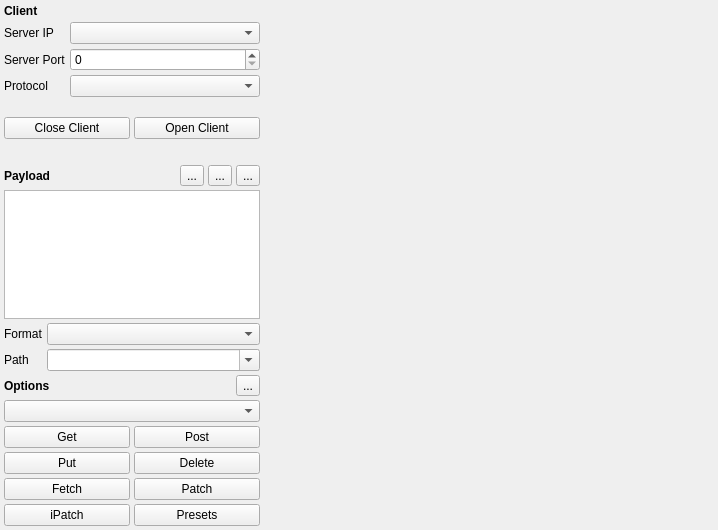
Before: the Qt Designer form src/x/coap/coapclientui.ui in x-tools-author/x-tools, drawn with Qt 5.
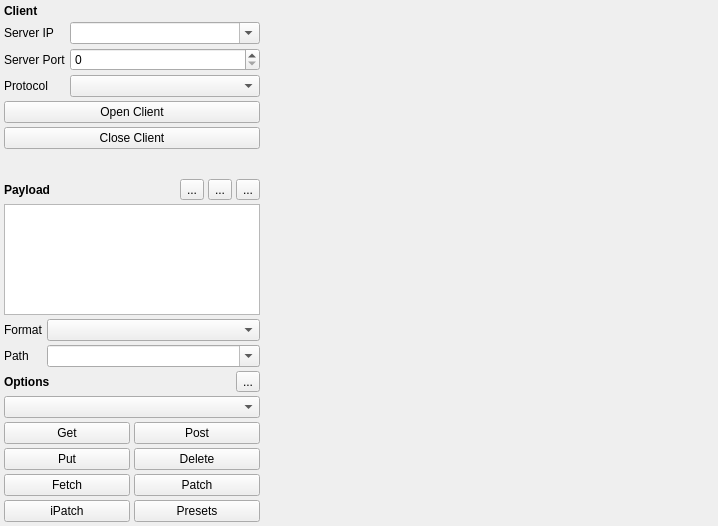
After: the same form once the commit is applied.

What changed in the file:
```diff
--- a/src/x/coap/coapclientui.ui
+++ b/src/x/coap/coapclientui.ui
@@ -7,7 +7,7 @@
     <x>0</x>
     <y>0</y>
     <width>718</width>
-    <height>530</height>
+    <height>526</height>
    </rect>
   </property>
   <property name="windowTitle">
@@ -29,6 +29,16 @@
    <property name="spacing">
     <number>4</number>
    </property>
+   <item row="2" column="1">
+    <widget class="QSpinBox" name="spinBoxServerPort"/>
+   </item>
+   <item row="1" column="1">
+    <widget class="QComboBox" name="comboBoxServerIp">
+     <property name="editable">
+      <bool>true</bool>
+     </property>
+    </widget>
+   </item>
    <item row="1" column="0">
     <widget class="QLabel" name="label">
      <property name="sizePolicy">
@@ -42,10 +52,46 @@
      </property>
     </widget>
    </item>
-   <item row="3" column="1">
-    <widget class="QComboBox" name="comboBoxProtocol"/>
+   <item row="6" column="0">
+    <widget class="QLabel" name="label_3">
+     <property name="sizePolicy">
+      <sizepolicy hsizetype="Preferred" vsizetype="Expanding">
+       <horstretch>0</horstretch>
+       <verstretch>0</verstretch>
+      </sizepolicy>
+     </property>
+     <property name="text">
+      <string notr="true"/>
+     </property>
+    </widget>
    </item>
-   <item row="11" column="0" colspan="2">
+   <item row="2" column="0">
+    <widget class="QLabel" name="label_2">
+     <property name="sizePolicy">
+      <sizepolicy hsizetype="Fixed" vsizetype="Preferred">
+       <horstretch>0</horstretch>
+       <verstretch>0</verstretch>
+      </sizepolicy>
+     </property>
+     <property name="text">
+      <string>Server Port</string>
+     </property>
+    </widget>
+   </item>
+   <item row="3" column="0">
+    <widget class="QLabel" name="label_4">
+     <property name="sizePolicy">
+      <sizepolicy hsizetype="Fixed" vsizetype="Preferred">
+       <horstretch>0</horstretch>
+       <verstretch>0</verstretch>
+      </sizepolicy>
+     </property>
+     <property name="text">
+      <string>Protocol</string>
+     </property>
+    </widget>
+   </item>
+   <item row="9" column="0" colspan="2">
     <layout class="QGridLayout" name="gridLayout_2">
      <property name="spacing">
       <number>4</number>
@@ -242,51 +288,6 @@
      </item>
     </layout>
    </item>
-   <item row="1" column="1">
-    <widget class="QComboBox" name="comboBoxServerIp"/>
-   </item>
-   <item row="2" column="0">
-    <widget class="QLabel" name="label_2">
-     <property name="sizePolicy">
-      <sizepolicy hsizetype="Fixed" vsizetype="Preferred">
-       <horstretch>0</horstretch>
-       <verstretch>0</verstretch>
-      </sizepolicy>
-     </property>
-     <property name="text">
-      <string>Server Port</string>
-     </property>
-    </widget>
-   </item>
-   <item row="2" column="1">
-    <widget class="QSpinBox" name="spinBoxServerPort"/>
-   </item>
-   <item row="9" column="0">
-    <widget class="QLabel" name="label_3">
-     <property name="sizePolicy">
-      <sizepolicy hsizetype="Preferred" vsizetype="Expanding">
-       <horstretch>0</horstretch>
-       <verstretch>0</verstretch>
-      </sizepolicy>
-     </property>
-     <property name="toolTip">
-      <string notr="true"/>
-     </property>
-     <property name="text">
-      <string notr="true"/>
-     </property>
-    </widget>
-   </item>
-   <item row="0" column="2" rowspan="12">
-    <widget class="QWidget" name="widget" native="true">
-     <property name="sizePolicy">
-      <sizepolicy hsizetype="Expanding" vsizetype="Preferred">
-       <horstretch>0</horstretch>
-       <verstretch>0</verstretch>
-      </sizepolicy>
-     </property>
-    </widget>
-   </item>
    <item row="0" column="0" colspan="2">
     <layout class="QHBoxLayout" name="horizontalLayout_3">
      <item>
@@ -303,39 +304,32 @@
      </item>
     </layout>
    </item>
-   <item row="3" column="0">
-    <widget class="QLabel" name="label_4">
+   <item row="0" column="2" rowspan="10">
+    <widget class="QWidget" name="widget" native="true">
      <property name="sizePolicy">
-      <sizepolicy hsizetype="Fixed" vsizetype="Preferred">
+      <sizepolicy hsizetype="Expanding" vsizetype="Preferred">
        <horstretch>0</horstretch>
        <verstretch>0</verstretch>
       </sizepolicy>
      </property>
+    </widget>
+   </item>
+   <item row="3" column="1">
+    <widget class="QComboBox" name="comboBoxProtocol"/>
+   </item>
+   <item row="4" column="0" colspan="2">
+    <widget class="QPushButton" name="pushButtonOpen">
      <property name="text">
-      <string>Protocol</string>
+      <string>Open Client</string>
      </property>
     </widget>
    </item>
-   <item row="8" column="0" colspan="2">
-    <layout class="QHBoxLayout" name="horizontalLayout_4">
-     <property name="spacing">
-      <number>4</number>
+   <item row="5" column="0" colspan="2">
+    <widget class="QPushButton" name="pushButtonClose">
+     <property name="text">
+      <string>Close Client</string>
      </property>
-     <item>
-      <widget class="QPushButton" name="pushButtonClose">
-       <property name="text">
-        <string>Close Client</string>
-       </property>
-      </widget>
-     </item>
-     <item>
-      <widget class="QPushButton" name="pushButtonOpen">
-       <property name="text">
-        <string>Open Client</string>
-       </property>
-      </widget>
-     </item>
-    </layout>
+    </widget>
    </item>
   </layout>
  </widget>
```
